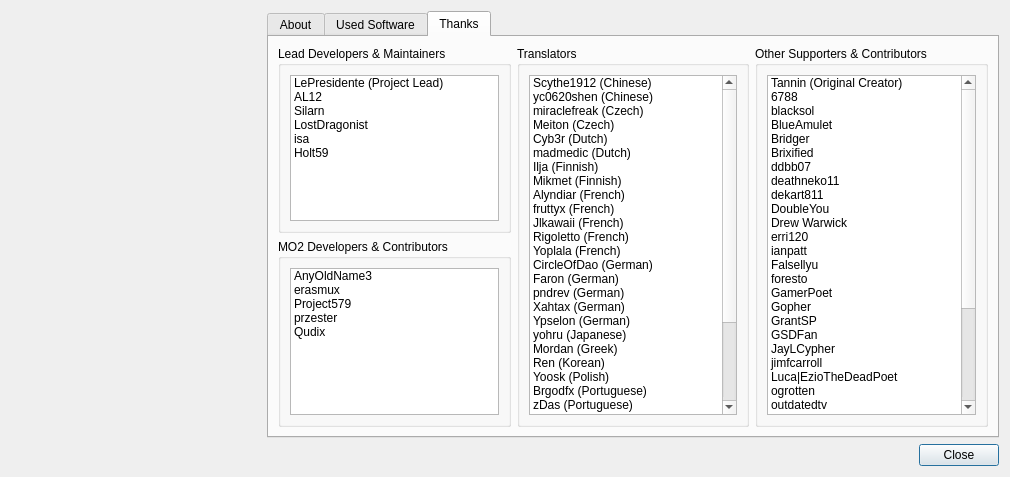
First picture: the form in src/aboutdialog.ui, repository ModOrganizer2/modorganizer, before the edit.
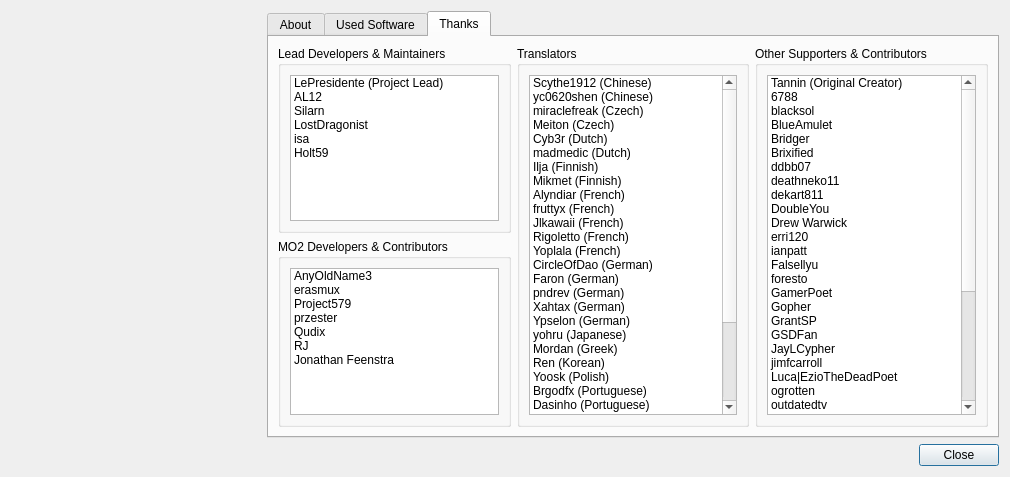
Second picture: the form after the edit. The open tabs and pages were chosen to show the change. Icons and pictures are not drawn. Custom widgets are drawn as their Qt base class.

Commit message: Add new contributors to the about dialog (#2175)

Patch:
```diff
--- a/src/aboutdialog.ui
+++ b/src/aboutdialog.ui
@@ -266,6 +266,16 @@
                 <string notr="true">Qudix</string>
                </property>
               </item>
+              <item>
+               <property name="text">
+                <string notr="true">RJ</string>
+               </property>
+              </item>
+              <item>
+               <property name="text">
+                <string notr="true">Jonathan Feenstra</string>
+               </property>
+              </item>
              </widget>
             </item>
            </layout>
@@ -402,7 +412,7 @@
               </item>
               <item>
                <property name="text">
-                <string>zDas (Portuguese)</string>
+                <string>Dasinho (Portuguese)</string>
                </property>
               </item>
               <item>
@@ -634,6 +644,21 @@
                 <string notr="true">z929669</string>
                </property>
               </item>
+              <item>
+               <property name="text">
+                <string notr="true">Eddoursul</string>
+               </property>
+              </item>
+              <item>
+               <property name="text">
+                <string notr="true">Twinki</string>
+               </property>
+              </item>
+              <item>
+               <property name="text">
+                <string notr="true">ashemedai</string>
+               </property>
+              </item>
              </widget>
             </item>
            </layout>
```
